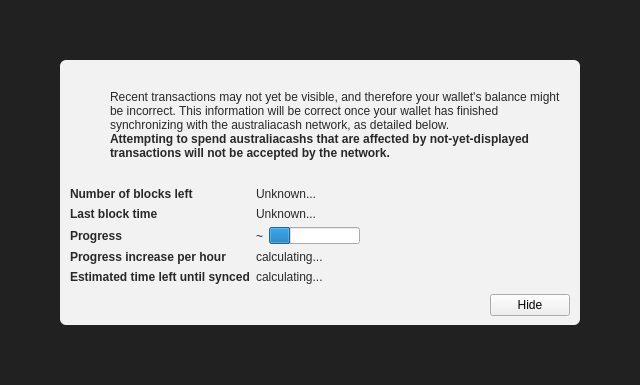
farsider350/AustraliaCash-Core, file src/qt/forms/modaloverlay.ui: the form before one commit.
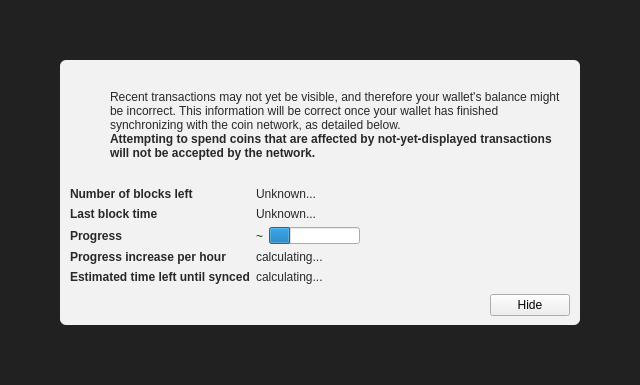
The form after the commit. Icons and pictures are not drawn. Custom widgets are drawn as their Qt base class.

The edit to the form file:
```diff
--- a/src/qt/forms/modaloverlay.ui
+++ b/src/qt/forms/modaloverlay.ui
@@ -130,7 +130,7 @@
              <item>
               <widget class="QLabel" name="infoText">
                <property name="text">
-                <string>Recent transactions may not yet be visible, and therefore your wallet's balance might be incorrect. This information will be correct once your wallet has finished synchronizing with the australiacash network, as detailed below.</string>
+                <string>Recent transactions may not yet be visible, and therefore your wallet's balance might be incorrect. This information will be correct once your wallet has finished synchronizing with the coin network, as detailed below.</string>
                </property>
                <property name="textFormat">
                 <enum>Qt::RichText</enum>
@@ -149,7 +149,7 @@
                 </font>
                </property>
                <property name="text">
-                <string>Attempting to spend australiacashs that are affected by not-yet-displayed transactions will not be accepted by the network.</string>
+                <string>Attempting to spend coins that are affected by not-yet-displayed transactions will not be accepted by the network.</string>
                </property>
                <property name="textFormat">
                 <enum>Qt::RichText</enum>
```
